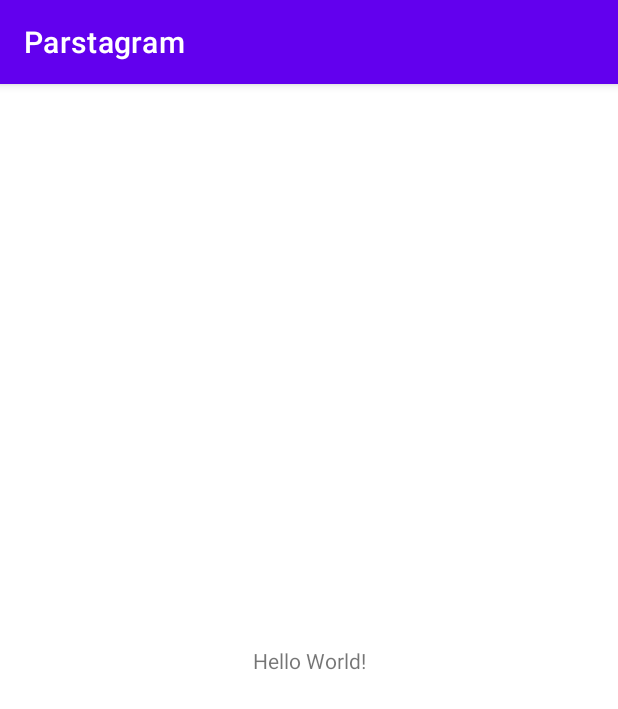
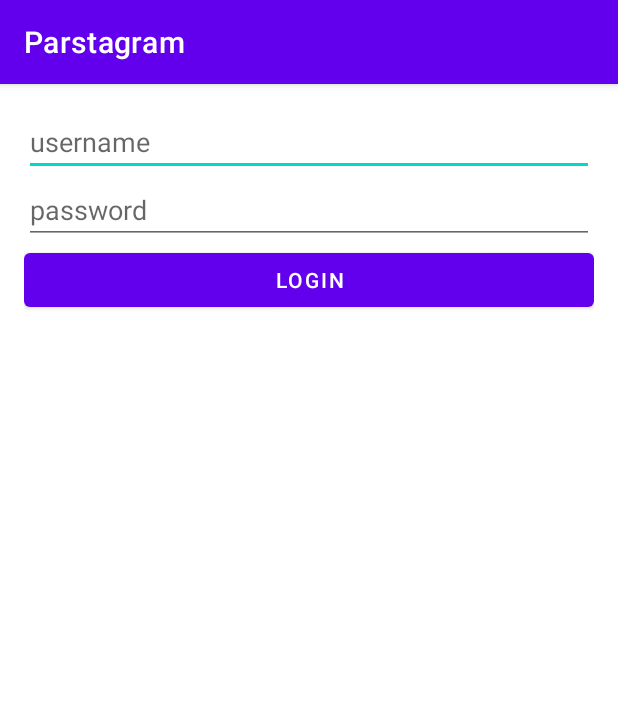
Before and after one commit to darshilpatel32/Parstagram, an Android app: the screen it shows after launch (MainActivity before the commit, LoginActivity after it), on a phone screen of 412 x 824 dp. Shown: the top 709 px of the screen. Run offline under Robolectric (Android 15) with nearby library versions, the phone set to English and light mode, and no system bars.

Commit message:
Video 3 2:49

```diff
--- a/AndroidStudioProjects/Parstagram/app/src/main/AndroidManifest.xml
+++ b/AndroidStudioProjects/Parstagram/app/src/main/AndroidManifest.xml
@@ -9,14 +9,15 @@
         android:roundIcon="@mipmap/ic_launcher_round"
         android:supportsRtl="true"
         android:theme="@style/Theme.Parstagram">
-        <activity android:name=".LoginActivity"></activity>
-        <activity android:name=".MainActivity">
+        <activity android:name=".LoginActivity">
             <intent-filter>
                 <action android:name="android.intent.action.MAIN" />
 
                 <category android:name="android.intent.category.LAUNCHER" />
             </intent-filter>
         </activity>
+        <activity android:name=".MainActivity">
+        </activity>
     </application>
 
 </manifest>
--- a/AndroidStudioProjects/Parstagram/app/src/main/java/com/example/parstagram/LoginActivity.java
+++ b/AndroidStudioProjects/Parstagram/app/src/main/java/com/example/parstagram/LoginActivity.java
@@ -3,12 +3,37 @@ package com.example.parstagram;
 import androidx.appcompat.app.AppCompatActivity;
 
 import android.os.Bundle;
+import android.util.Log;
+import android.view.View;
+import android.widget.Button;
+import android.widget.EditText;
 
 public class LoginActivity extends AppCompatActivity {
-
+    public static final String TAG = "LoginActivity";
+    private EditText etUsername;
+    private EditText etPassword;
+    private Button btnLogin;
     @Override
     protected void onCreate(Bundle savedInstanceState) {
         super.onCreate(savedInstanceState);
         setContentView(R.layout.activity_login);
+
+        etUsername = findViewById(R.id.etUsername);
+        etPassword = findViewById(R.id.etPassword);
+        btnLogin = findViewById(R.id.btnLogin);
+        btnLogin.setOnClickListener(new View.OnClickListener() {
+            @Override
+            public void onClick(View v) {
+                Log.i(TAG, "onClick Login Btn");
+                String username = etUsername.getText().toString();
+                String password = etPassword.getText().toString();
+                loginUser (username, password);
+            }
+        });
+
+    }
+
+    private void loginUser(String username, String password) {
+        Log.i(TAG, "Attempting to login user " + username);
     }
 }
--- a/AndroidStudioProjects/Parstagram/app/src/main/res/layout/activity_login.xml
+++ b/AndroidStudioProjects/Parstagram/app/src/main/res/layout/activity_login.xml
@@ -1,9 +1,36 @@
 <?xml version="1.0" encoding="utf-8"?>
-<androidx.constraintlayout.widget.ConstraintLayout xmlns:android="http://schemas.android.com/apk/res/android"
+<LinearLayout
+    xmlns:android="http://schemas.android.com/apk/res/android"
     xmlns:app="http://schemas.android.com/apk/res-auto"
     xmlns:tools="http://schemas.android.com/tools"
     android:layout_width="match_parent"
-    android:layout_height="match_parent"
+    android:layout_height="wrap_content"
+    android:layout_margin="16dp"
+    android:orientation="vertical"
     tools:context=".LoginActivity">
 
-</androidx.constraintlayout.widget.ConstraintLayout>
+    <EditText
+        android:id="@+id/etUsername"
+        android:layout_width="match_parent"
+        android:layout_height="wrap_content"
+        android:layout_weight="1"
+        android:ems="10"
+        android:hint = "username"/>
+
+    <EditText
+        android:id="@+id/etPassword"
+        android:layout_width="match_parent"
+        android:layout_height="wrap_content"
+        android:layout_weight="1"
+        android:ems="10"
+        android:hint = "password"
+        android:inputType="textPassword"/>
+
+    <Button
+        android:id="@+id/btnLogin"
+        android:layout_width="match_parent"
+        android:layout_height="wrap_content"
+        android:layout_weight="1"
+        android:text="Login"/>
+
+</LinearLayout>
```
